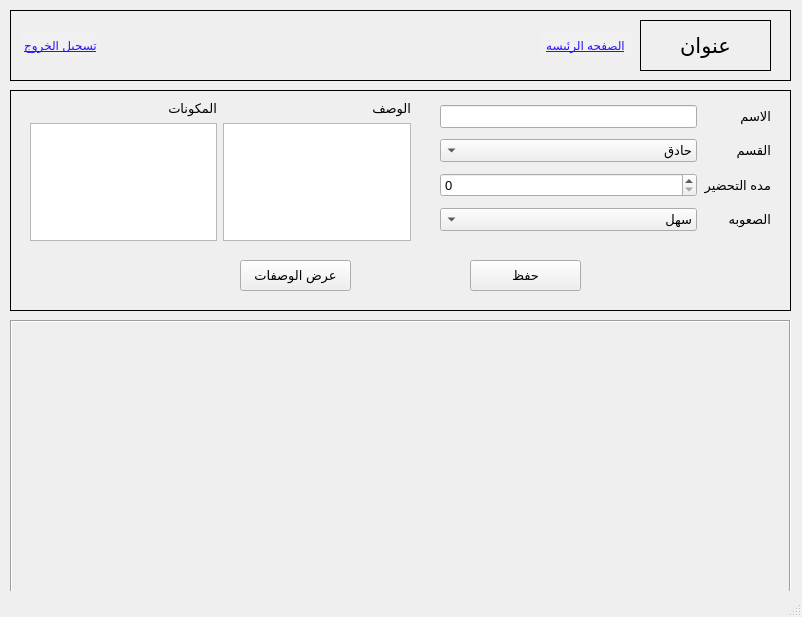
This is gui/RMS/MainWindow.ui in MohammedNaser28/Structure-Programming-project as Qt 5 draws it before an edit. The edited form follows.
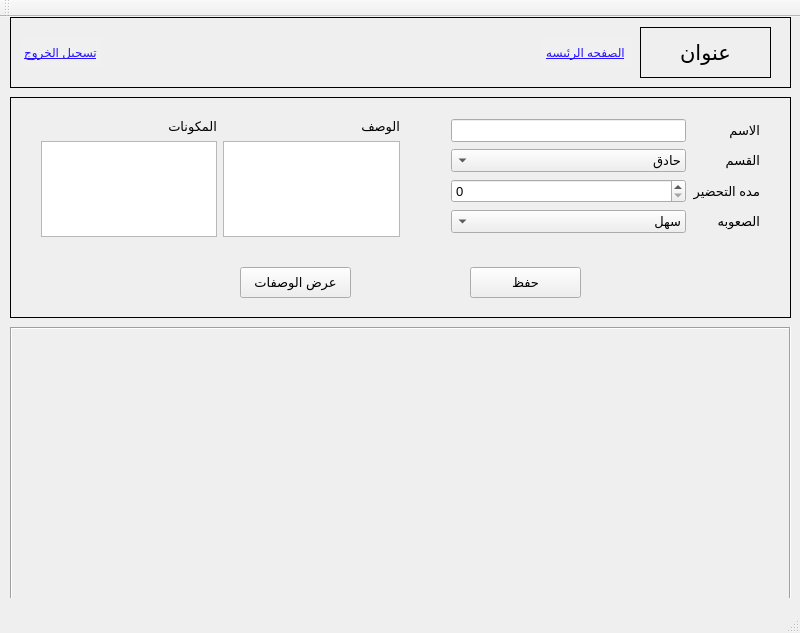
This is the edited form.

Diff of the .ui file:
```diff
--- a/gui/RMS/MainWindow.ui
+++ b/gui/RMS/MainWindow.ui
@@ -6,8 +6,8 @@
    <rect>
     <x>0</x>
     <y>0</y>
-    <width>802</width>
-    <height>617</height>
+    <width>800</width>
+    <height>633</height>
    </rect>
   </property>
   <property name="windowTitle">
@@ -18,7 +18,7 @@
     <property name="geometry">
      <rect>
       <x>10</x>
-      <y>90</y>
+      <y>80</y>
       <width>781</width>
       <height>501</height>
      </rect>
@@ -307,7 +307,7 @@
     <property name="geometry">
      <rect>
       <x>10</x>
-      <y>10</y>
+      <y>0</y>
       <width>781</width>
       <height>71</height>
      </rect>
@@ -420,8 +420,17 @@
     </rect>
    </property>
   </widget>
-  <widget class="QStatusBar" name="statusbar"/>
+  <widget class="QToolBar" name="mainToolBar">
+   <attribute name="toolBarArea">
+    <enum>TopToolBarArea</enum>
+   </attribute>
+   <attribute name="toolBarBreak">
+    <bool>false</bool>
+   </attribute>
+  </widget>
+  <widget class="QStatusBar" name="statusBar"/>
  </widget>
+ <layoutdefault spacing="6" margin="11"/>
  <resources/>
  <connections/>
 </ui>
```
Left out of the diff: 12 changed lines with no effect on the pictures.
